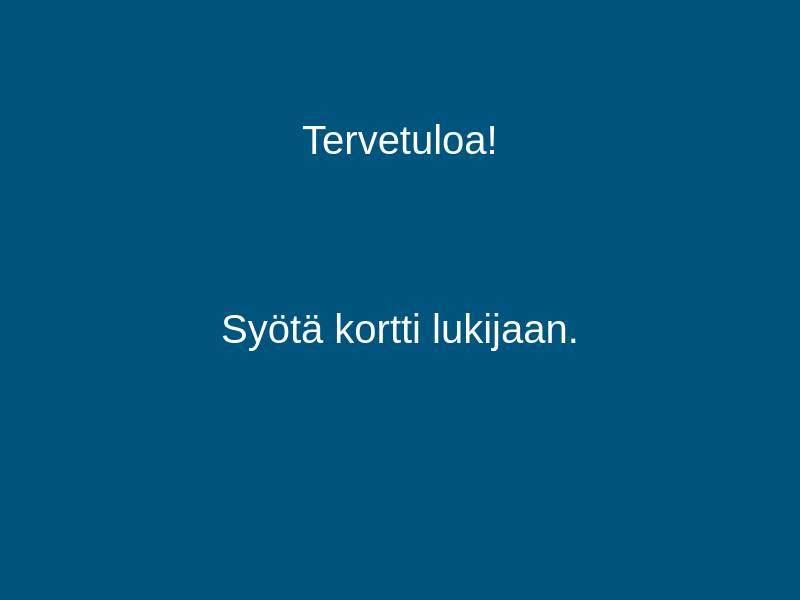
Before: the Qt Designer form qt_frontend/banksimul35/mainwindow.ui in PauliRekila/Banksimul, drawn with Qt 5.
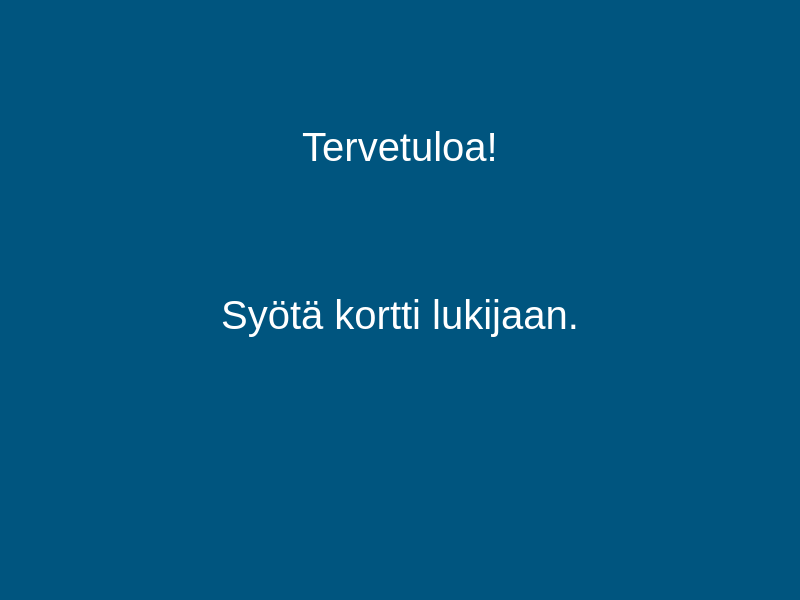
After: the same form once the commit is applied.

What changed in the file:
```diff
--- a/qt_frontend/banksimul35/mainwindow.ui
+++ b/qt_frontend/banksimul35/mainwindow.ui
@@ -190,16 +190,6 @@
         </property>
        </widget>
       </item>
-      <item>
-       <widget class="QPushButton" name="pushButton">
-        <property name="text">
-         <string/>
-        </property>
-        <property name="flat">
-         <bool>true</bool>
-        </property>
-       </widget>
-      </item>
       <item>
        <widget class="QLabel" name="label_2">
         <property name="palette">
```
Left out of the diff: 2 changed lines with no effect on the pictures.
